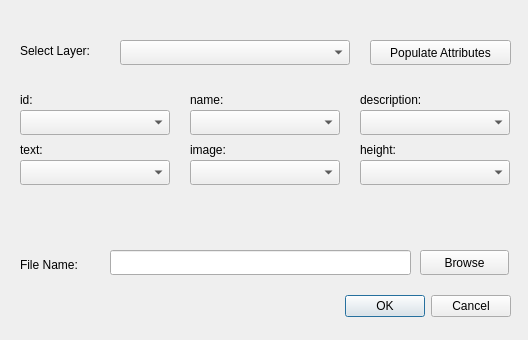
The window that CZMLBillboardMaker_dialog_base.ui (muratkendir/CZMLBillboardMaker) describes before a commit, drawn with Qt 5.
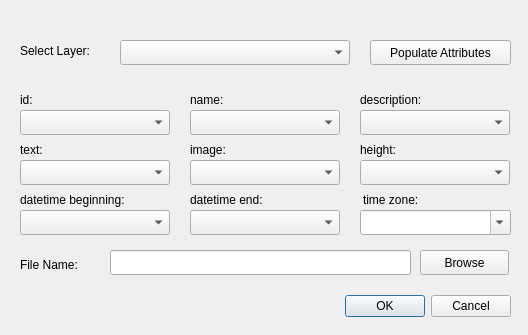
The same window after the commit. Icons and pictures are not drawn.

Commit message: Test data changed as weather forecast. Time interval function added.

Diff of the .ui file:
```diff
--- a/CZMLBillboardMaker_dialog_base.ui
+++ b/CZMLBillboardMaker_dialog_base.ui
@@ -7,7 +7,7 @@
     <x>0</x>
     <y>0</y>
     <width>528</width>
-    <height>340</height>
+    <height>335</height>
    </rect>
   </property>
   <property name="windowTitle">
@@ -243,6 +243,78 @@
     <string>Browse</string>
    </property>
   </widget>
+  <widget class="QLabel" name="labelTimeBeginning">
+   <property name="geometry">
+    <rect>
+     <x>20</x>
+     <y>190</y>
+     <width>161</width>
+     <height>20</height>
+    </rect>
+   </property>
+   <property name="text">
+    <string>datetime beginning:</string>
+   </property>
+  </widget>
+  <widget class="QComboBox" name="comboBoxTimeBeginning">
+   <property name="geometry">
+    <rect>
+     <x>20</x>
+     <y>210</y>
+     <width>150</width>
+     <height>25</height>
+    </rect>
+   </property>
+  </widget>
+  <widget class="QLabel" name="labelTimeEnd">
+   <property name="geometry">
+    <rect>
+     <x>190</x>
+     <y>190</y>
+     <width>131</width>
+     <height>20</height>
+    </rect>
+   </property>
+   <property name="text">
+    <string>datetime end:</string>
+   </property>
+  </widget>
+  <widget class="QComboBox" name="comboBoxTimeEnd">
+   <property name="geometry">
+    <rect>
+     <x>190</x>
+     <y>210</y>
+     <width>150</width>
+     <height>25</height>
+    </rect>
+   </property>
+  </widget>
+  <widget class="QLabel" name="labelTimeEnd_2">
+   <property name="geometry">
+    <rect>
+     <x>363</x>
+     <y>190</y>
+     <width>130</width>
+     <height>20</height>
+    </rect>
+   </property>
+   <property name="text">
+    <string>time zone:</string>
+   </property>
+  </widget>
+  <widget class="QComboBox" name="comboBoxTimeZone">
+   <property name="geometry">
+    <rect>
+     <x>360</x>
+     <y>210</y>
+     <width>151</width>
+     <height>25</height>
+    </rect>
+   </property>
+   <property name="editable">
+    <bool>true</bool>
+   </property>
+  </widget>
  </widget>
  <resources/>
  <connections>
```
The commit also changes 17 other files.
